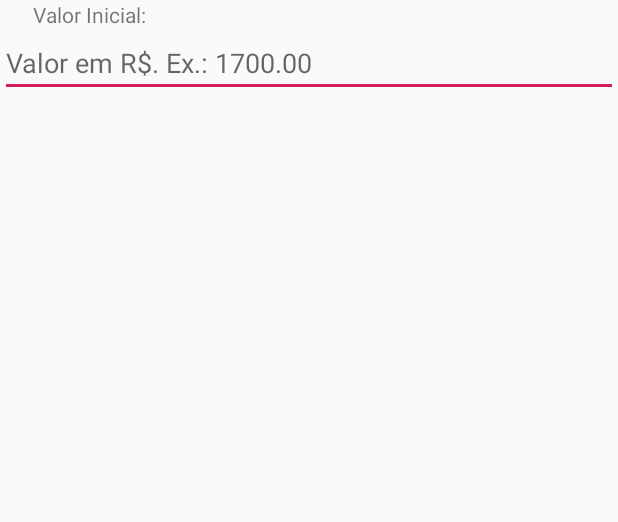
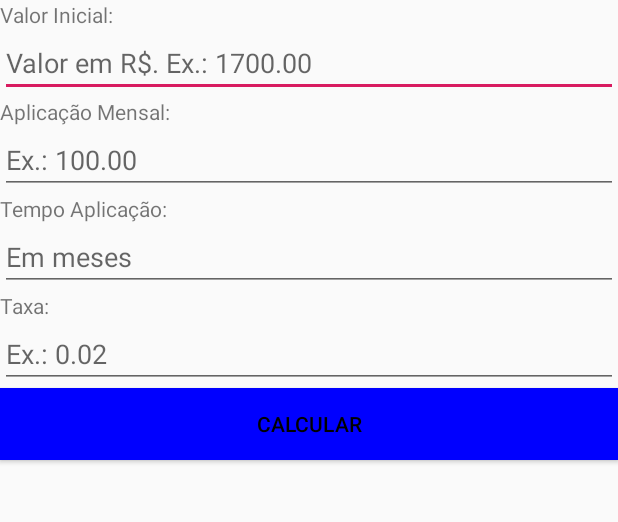
Before and after one commit to fhorn-fhorn/UNISC_PDM, an Android app: the Aula3Questao1Activity screen opened directly, with no data from a screen before it, on a phone screen of 412 x 824 dp, the part 246-768 px from its top. Run offline under Robolectric (Android 15) with nearby library versions, the phone set to English and light mode, and no system bars.

Commit message:
Aula 27082019 Commit 3

```diff
--- a/app/src/main/res/layout/activity_aula3_questao1.xml
+++ b/app/src/main/res/layout/activity_aula3_questao1.xml
@@ -17,7 +17,6 @@
         android:id="@+id/txtViewValorInicial"
         android:layout_width="wrap_content"
         android:layout_height="wrap_content"
-        android:layout_marginLeft="10pt"
         android:text="@string/txtViewAula3Questao1ValorInicial"
         />
 
@@ -29,7 +28,57 @@
         android:layout_height="wrap_content"
         />
 
+    <TextView
+        android:id="@+id/txtViewAplicacaoMensal"
+        android:layout_width="wrap_content"
+        android:layout_height="wrap_content"
+        android:text="@string/txtViewAula3Questao1AplicacaoMensal"
+        />
 
+    <EditText
+        android:id="@+id/edtViewAplicacaoMensal"
+        android:inputType="numberDecimal"
+        android:hint="@string/edtViewAula3Questao1AplicacaoMensal"
+        android:layout_width="match_parent"
+        android:layout_height="wrap_content"
+        />
 
+    <TextView
+        android:id="@+id/txtViewTempoAplicacao"
+        android:layout_width="wrap_content"
+        android:layout_height="wrap_content"
+        android:text="@string/txtViewAula3Questao1TempoAplicacao"
+        />
+
+    <EditText
+        android:id="@+id/edtViewTempoAplicacao"
+        android:inputType="numberDecimal"
+        android:hint="@string/edtViewAula3Questao1TempoAplicacao"
+        android:layout_width="match_parent"
+        android:layout_height="wrap_content"
+        />
+
+    <TextView
+        android:id="@+id/txtViewTaxa"
+        android:layout_width="wrap_content"
+        android:layout_height="wrap_content"
+        android:text="@string/txtViewAula3Questao1Taxa"
+        />
+
+    <EditText
+        android:id="@+id/edtViewTaxa"
+        android:inputType="numberDecimal"
+        android:hint="@string/edtViewAula3Questao1Taxa"
+        android:layout_width="match_parent"
+        android:layout_height="wrap_content"
+        />
+
+    <Button
+        android:layout_width="match_parent"
+        android:layout_height="wrap_content"
+        android:text="@string/btnViewAula3Questao1Calcular"
+        android:textColor="@color/BtnAula3Questao1TaxaTextColor"
+        android:background="@color/BtnAula3Questao1TaxaBackgroundColor"
+        />
 
 </LinearLayout>
--- a/app/src/main/res/values/colors.xml
+++ b/app/src/main/res/values/colors.xml
@@ -3,5 +3,9 @@
     <color name="colorPrimary">#008577</color>
     <color name="colorPrimaryDark">#00574B</color>
     <color name="colorAccent">#D81B60</color>
+
     <color name="Aula3Questao1ActionBarBackground">#FAB1A7</color>
+    <color name="BtnAula3Questao1TaxaTextColor">#000000</color>
+    <color name="BtnAula3Questao1TaxaBackgroundColor">#0000FF</color>
+
 </resources>
--- a/app/src/main/res/values/strings.xml
+++ b/app/src/main/res/values/strings.xml
@@ -1,6 +1,5 @@
 <resources>
     <string name="app_name">UNISC_PDM</string>
-    <string name="ActiorBarTitleAula3Questao1">POUPANÇA</string>
 
     <string name="btnTextAula1">Aula 1</string>
 
@@ -8,9 +7,16 @@
 
     <string name="btnTextAula3">Aula 3</string>
     <string name="btnTextAula3Questao1">Questão 1</string>
+    <string name="ActiorBarTitleAula3Questao1">POUPANÇA</string>
     <string name="txtViewAula3Questao1ValorInicial">Valor Inicial:</string>
     <string name="edtViewAula3Questao1ValorInicial">Valor em R$. Ex.: 1700.00</string>
-
+    <string name="txtViewAula3Questao1AplicacaoMensal">Aplicação Mensal:</string>
+    <string name="edtViewAula3Questao1AplicacaoMensal">Ex.: 100.00</string>
+    <string name="txtViewAula3Questao1TempoAplicacao">Tempo Aplicação:</string>
+    <string name="edtViewAula3Questao1TempoAplicacao">Em meses</string>
+    <string name="txtViewAula3Questao1Taxa">Taxa:</string>
+    <string name="edtViewAula3Questao1Taxa">Ex.: 0.02</string>
+    <string name="btnViewAula3Questao1Calcular">Calcular</string>
 
     <string name="btnTextAula3Questao2">Questao 2</string>
     <string name="btnTextAula3Questao3">Questao 3</string>
```
Also changed, not shown: app/src/main/java/com/m35725/unisc_pdm/Aula4MainActivity.java (line endings or trailing spaces).
